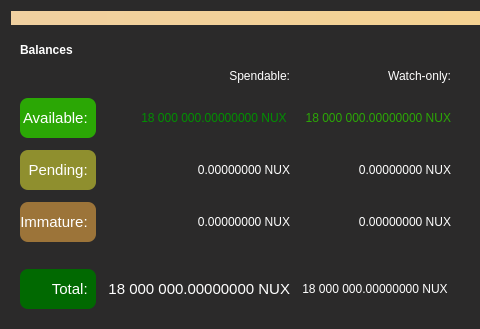
This is src/qt/forms/overviewpage.ui in TaobotX11/nusacoin as Qt 5 draws it before an edit; both pictures show x 0 to 480 and y 0 to 329 of the 792 by 329 pixel window. The edited form follows.
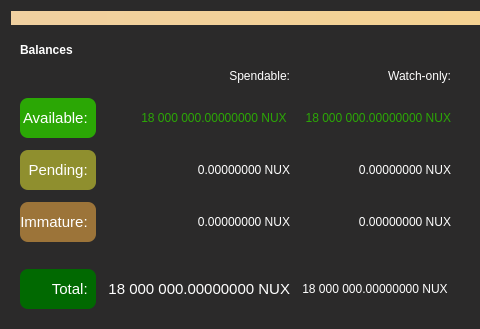
This is the edited form. Icons and pictures are not drawn.

The edit to the form file:
```diff
--- a/src/qt/forms/overviewpage.ui
+++ b/src/qt/forms/overviewpage.ui
@@ -410,7 +410,7 @@
                <string>Your current spendable balance</string>
               </property>
               <property name="styleSheet">
-               <string notr="true">color: rgb(1, 143, 1); selection-background-color: rgb(1, 143, 1); selection-color:white;border-radius: 0px;</string>
+               <string notr="true">color: rgb(43, 167, 5); selection-background-color: rgb(1, 143, 1); selection-color:white;border-radius: 0px;</string>
               </property>
               <property name="text">
                <string notr="true">18 000 000.00000000 NUX </string>
```
